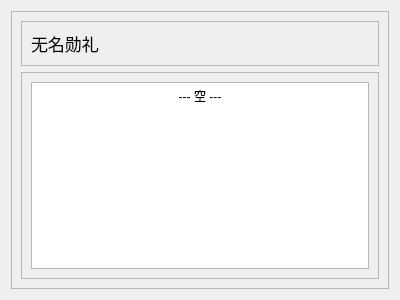
Qt form res/ui/set_09.ui (Shasnow/StarRailAssistant) before a commit.
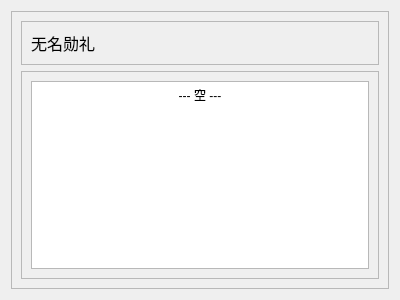
The same form after that commit.

The edit to the form file:
```diff
--- a/res/ui/set_09.ui
+++ b/res/ui/set_09.ui
@@ -12,7 +12,7 @@
   </property>
   <property name="font">
    <font>
-    <pointsize>13</pointsize>
+    <pointsize>12</pointsize>
    </font>
   </property>
   <property name="windowTitle">
@@ -78,7 +78,7 @@
 hr { height: 1px; border-width: 0; }
 li.unchecked::marker { content: &quot;\2610&quot;; }
 li.checked::marker { content: &quot;\2612&quot;; }
-&lt;/style&gt;&lt;/head&gt;&lt;body style=&quot; font-family:'Microsoft YaHei UI'; font-size:13pt; font-weight:400; font-style:normal;&quot;&gt;
+&lt;/style&gt;&lt;/head&gt;&lt;body style=&quot; font-family:'Microsoft YaHei UI'; font-size:12pt; font-weight:400; font-style:normal;&quot;&gt;
 &lt;p align=&quot;center&quot; style=&quot; margin-top:0px; margin-bottom:0px; margin-left:0px; margin-right:0px; -qt-block-indent:0; text-indent:0px;&quot;&gt;&lt;span style=&quot; font-size:9pt;&quot;&gt;--- 空 ---&lt;/span&gt;&lt;/p&gt;&lt;/body&gt;&lt;/html&gt;</string>
            </property>
           </widget>
```
